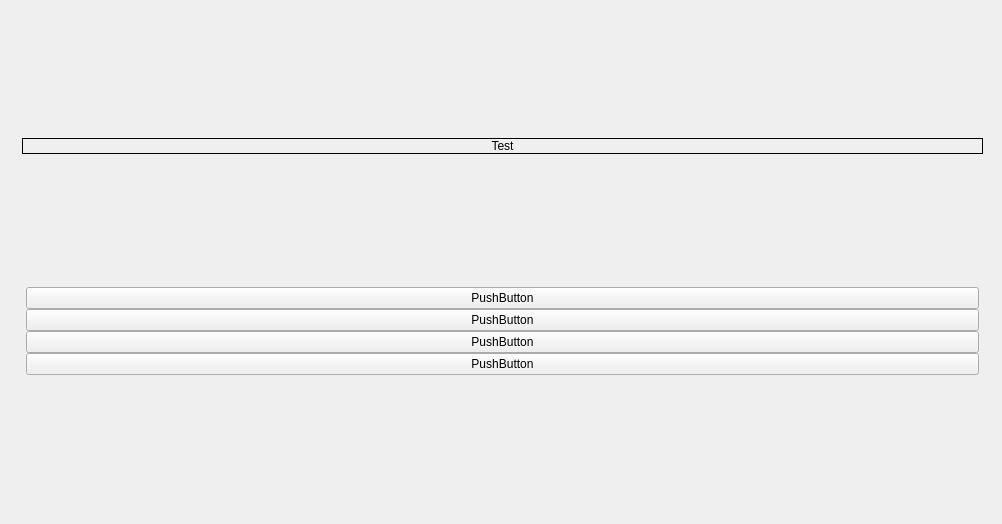
clickYgg/loadsofmoney_master, file questionview.ui: the form before one commit.
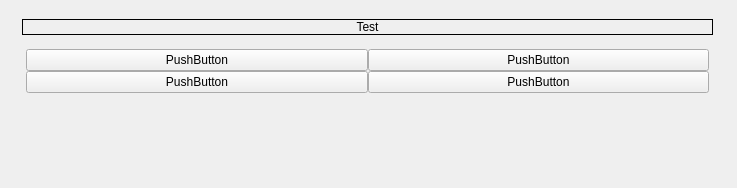
The form after the commit.

Patch:
```diff
--- a/questionview.ui
+++ b/questionview.ui
@@ -1,13 +1,19 @@
 <?xml version="1.0" encoding="UTF-8"?>
 <ui version="4.0">
- <class>Form</class>
- <widget class="QWidget" name="Form">
+ <class>QuestionView</class>
+ <widget class="QWidget" name="QuestionView">
+  <property name="windowModality">
+   <enum>Qt::WindowModal</enum>
+  </property>
+  <property name="enabled">
+   <bool>true</bool>
+  </property>
   <property name="geometry">
    <rect>
     <x>0</x>
     <y>0</y>
-    <width>1002</width>
-    <height>524</height>
+    <width>737</width>
+    <height>188</height>
    </rect>
   </property>
   <property name="sizePolicy">
@@ -24,14 +30,20 @@
     <rect>
      <x>22</x>
      <y>19</y>
-     <width>961</width>
-     <height>481</height>
+     <width>691</width>
+     <height>151</height>
     </rect>
    </property>
-   <layout class="QVBoxLayout">
+   <layout class="QVBoxLayout" name="test">
     <property name="spacing">
      <number>0</number>
     </property>
+    <property name="sizeConstraint">
+     <enum>QLayout::SetMaximumSize</enum>
+    </property>
+    <property name="rightMargin">
+     <number>0</number>
+    </property>
     <item>
      <widget class="QLabel" name="questionLabel">
       <property name="sizePolicy">
@@ -71,7 +83,7 @@
      </spacer>
     </item>
     <item>
-     <layout class="QGridLayout" name="gridLayout" columnstretch="0">
+     <layout class="QGridLayout" name="gridLayout" columnstretch="0,0">
       <property name="leftMargin">
        <number>4</number>
       </property>
@@ -98,7 +110,7 @@
         </property>
        </widget>
       </item>
-      <item row="2" column="0">
+      <item row="0" column="1">
        <widget class="QPushButton" name="pushButton_3">
         <property name="text">
          <string>PushButton</string>
@@ -111,7 +123,7 @@
         </property>
        </widget>
       </item>
-      <item row="3" column="0">
+      <item row="1" column="1">
        <widget class="QPushButton" name="pushButton_4">
         <property name="text">
          <string>PushButton</string>
```
Left out of the diff: 2 changed lines with no effect on the pictures.
